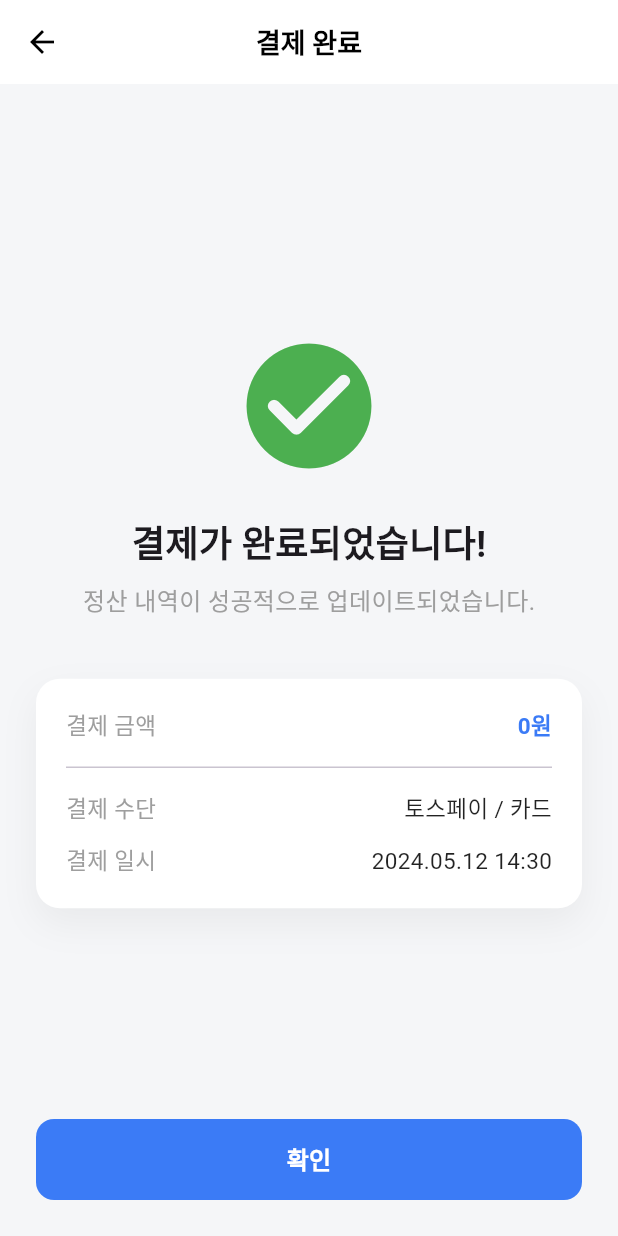
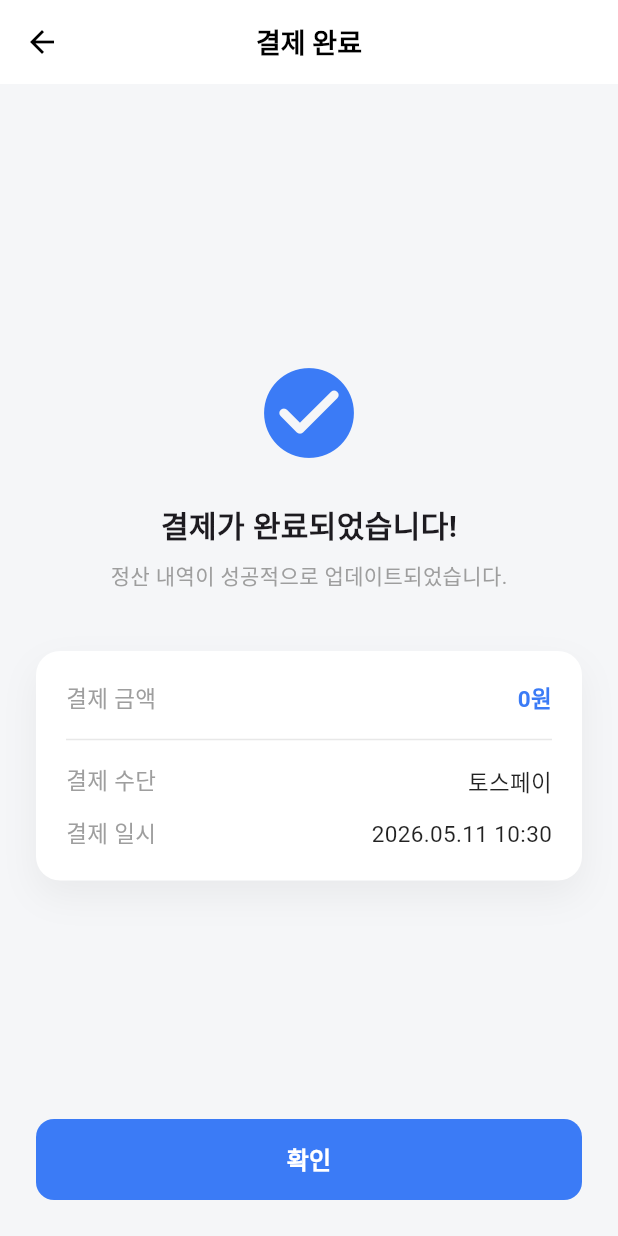
Before and after one commit to esg-2026-project/esg_dutch_pay_frontend, a Flutter app: the PaymentResultScreen screen opened directly with empty values, on a phone screen of 412 x 824 dp. Run offline on Flutter 3.47's test engine with Material 3 defaults, Android fonts, the phone set to English and light mode, and no system bars; our stand-ins replace contacts_service, permission_handler; missing offline and left inert: dart:js_interop, mobile_scanner, portone_flutter.

Commit message:
feat : owner-dummy-logic-added;
- flow-added : after contacts screen, we added isOwner column who can detect dutch-pay owner;
- some-logic-fixed : as you know, before task, we just added isOwner column, so we need to different logic for owner ( as know as inviter )
- componentization : we should sperate some components, like warning card, or something else. but first, we tried first componentization on warning card, when it goes wrong on flow;

```diff
--- a/lib/screen/payment_success_screen.dart
+++ b/lib/screen/payment_success_screen.dart
@@ -11,7 +11,7 @@ class PaymentResultScreen extends StatelessWidget {
   Widget build(BuildContext context) {
     // 결제 결과 데이터를 받아옵니다 (전달된 경우)
     final result = ModalRoute.of(context)?.settings.arguments as Map<String, dynamic>;
-    final String amount = formatCurrency(result['amount']);
+    final String amount = formatCurrency(result['amount'] ?? 0);
 
     return AppLayout(
       title: '결제 완료',
@@ -24,19 +24,19 @@ class PaymentResultScreen extends StatelessWidget {
             // 1. 성공 아이콘 (그린 체크)
             const Icon(
               Icons.check_circle_rounded,
-              color: Color(0xFF4CAF50),
-              size: 100,
+              color: kPrimaryColor,
+              size: 72,
             ),
             const SizedBox(height: 24),
             // 2. 주 메시지
             const Text(
               '결제가 완료되었습니다!',
-              style: TextStyle(fontSize: 24, fontWeight: FontWeight.bold),
+              style: TextStyle(fontSize: 20, fontWeight: FontWeight.bold),
             ),
             const SizedBox(height: 8),
             const Text(
               '정산 내역이 성공적으로 업데이트되었습니다.',
-              style: TextStyle(color: Colors.grey, fontSize: 16),
+              style: TextStyle(color: Colors.grey, fontSize: 14),
             ),
             const SizedBox(height: 40),
             // 3. 결제 상세 정보 카드 (기존 디자인 스타일 유지)
@@ -50,17 +50,17 @@ class PaymentResultScreen extends StatelessWidget {
               child: Column(
                 children: [
                   _buildInfoRow('결제 금액', '$amount원', isBold: true),
-                  const Divider(height: 32),
-                  _buildInfoRow('결제 수단', '토스페이 / 카드'),
+                  const Divider(height: 32, color: Color(0xFFE8E8E8),),
+                  _buildInfoRow('결제 수단', '토스페이'),
                   const SizedBox(height: 12),
-                  _buildInfoRow('결제 일시', '2024.05.12 14:30'),
+                  _buildInfoRow('결제 일시', formatCurrentDate()),
                 ],
               ),
             ),
             const Spacer(),
             // 4. 확인 버튼 (홈으로 이동)
             ElevatedButton(
-              onPressed: () => Navigator.popUntil(context, (route) => route.isFirst),
+              onPressed: () => Navigator.pop(context),
               style: ElevatedButton.styleFrom(
                 backgroundColor: kPrimaryColor,
                 minimumSize: const Size(double.infinity, 54),
--- a/lib/screen/qr_payment_screen.dart
+++ b/lib/screen/qr_payment_screen.dart
@@ -29,7 +29,7 @@ class _QrPaymentScreenState extends State<QrPaymentScreen> {
             Expanded(
               child: ListView(
                 children: participants.map((element) {
-                  return _buildQrCard(element['name'], "${formatCurrency(element['amount'] as int)}원");
+                  return _buildQrCard(element['name'], "${formatCurrency(element['amount'] as int)}원", element['isOwner']);
                 }).toList(),
               ),
             ),
@@ -65,7 +65,7 @@ class _QrPaymentScreenState extends State<QrPaymentScreen> {
     );
   }
 
-  Widget _buildQrCard(String name, String amount) {
+  Widget _buildQrCard(String name, String amount, bool isOwner) {
     return Container(
       margin: const EdgeInsets.only(bottom: 16),
       padding: const EdgeInsets.all(20),
@@ -91,7 +91,7 @@ class _QrPaymentScreenState extends State<QrPaymentScreen> {
               ],
             ),
           ),
-          const Icon(Icons.qr_code_2, size: 40, color: Colors.black87),
+          isOwner ? Container() : const Icon(Icons.qr_code_2, size: 40, color: Colors.black87),
         ],
       ),
     );
--- a/lib/util/payment_web.dart
+++ b/lib/util/payment_web.dart
@@ -53,7 +53,11 @@ class PortOneWeb {
 
       if (response != null) {
         final String jsonString = _stringify(response);
-        onResult(jsonDecode(jsonString));
+        onResult({
+          'code' : 'SUCCESS',
+          'info' : jsonDecode(jsonString),
+          'amount' : amount
+        });
       } else {
         onResult({'code': 'FAILURE', 'message': '응답값이 없습니다.'});
       }
--- a/lib/util/string.dart
+++ b/lib/util/string.dart
@@ -1,7 +1,21 @@
 // 금액 콤마 포맷팅 헬퍼 함수
+import 'package:intl/intl.dart';
+
 String formatCurrency(int amount) {
   return amount.toString().replaceAllMapped(
       RegExp(r'(\d{1,3})(?=(\d{3})+(?!\d))'),
           (Match m) => '${m[1]},'
   );
 }
+
+String formatCurrentDate() {
+  DateTime now = DateTime.now();
+
+  // 2. 원하는 포맷 설정 (yyyyMMdd HH:mm)
+  DateFormat formatter = DateFormat('yyyy.MM.dd HH:mm');
+
+  // 3. 포맷 적용하여 String으로 변환
+  String formattedDate = formatter.format(now);
+
+  return formattedDate;
+}
--- a/pubspec.yaml
+++ b/pubspec.yaml
@@ -39,6 +39,7 @@ dependencies:
   contacts_service: ^0.6.3
   url_launcher: ^6.3.2
   portone_flutter: ^1.0.1
+  intl: ^0.20.2
 
 dev_dependencies:
   flutter_test:
```
Also changed, not shown: lib/components/warn_components.dart (added, +30 -0 lines), lib/screen/deposit_check_screen.dart (+23 -6 lines), lib/screen/portone/port_one_screen.dart (+4 -4 lines), lib/screen/split_result_screen.dart (+15 -29 lines).
